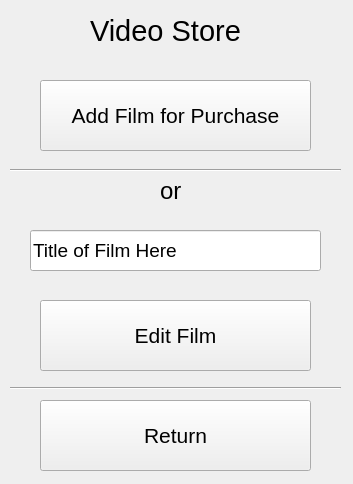
The window that purchaseswindow.ui (Babkock/VideoStore) describes before a commit, drawn with Qt 5.
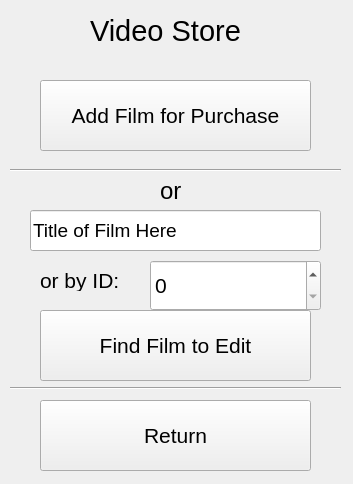
The same window after the commit.

```diff
--- a/purchaseswindow.ui
+++ b/purchaseswindow.ui
@@ -10,6 +10,12 @@
     <height>484</height>
    </rect>
   </property>
+  <property name="minimumSize">
+   <size>
+    <width>353</width>
+    <height>484</height>
+   </size>
+  </property>
   <property name="windowTitle">
    <string>MainWindow</string>
   </property>
@@ -91,7 +97,7 @@
     <property name="geometry">
      <rect>
       <x>30</x>
-      <y>230</y>
+      <y>210</y>
       <width>291</width>
       <height>41</height>
      </rect>
@@ -109,7 +115,7 @@
     <property name="geometry">
      <rect>
       <x>40</x>
-      <y>300</y>
+      <y>310</y>
       <width>271</width>
       <height>71</height>
      </rect>
@@ -120,7 +126,7 @@
      </font>
     </property>
     <property name="text">
-     <string>Edit Film</string>
+     <string>Find Film to Edit</string>
     </property>
    </widget>
    <widget class="Line" name="line_2">
@@ -154,6 +160,39 @@
      <string>Return</string>
     </property>
    </widget>
+   <widget class="QSpinBox" name="purchaseIdField">
+    <property name="geometry">
+     <rect>
+      <x>150</x>
+      <y>260</y>
+      <width>171</width>
+      <height>51</height>
+     </rect>
+    </property>
+    <property name="font">
+     <font>
+      <pointsize>16</pointsize>
+     </font>
+    </property>
+   </widget>
+   <widget class="QLabel" name="label_3">
+    <property name="geometry">
+     <rect>
+      <x>40</x>
+      <y>270</y>
+      <width>101</width>
+      <height>21</height>
+     </rect>
+    </property>
+    <property name="font">
+     <font>
+      <pointsize>16</pointsize>
+     </font>
+    </property>
+    <property name="text">
+     <string>or by ID:</string>
+    </property>
+   </widget>
   </widget>
  </widget>
  <resources/>
```
Left out of the diff: 2 changed lines with no effect on the pictures.
